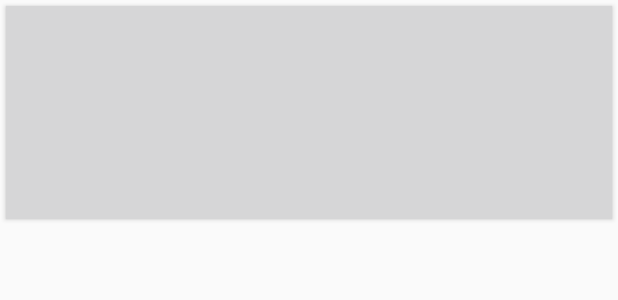
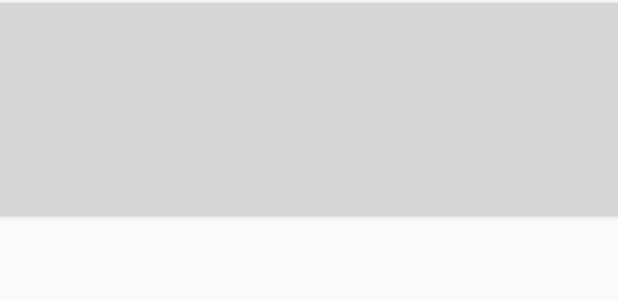
Before and after one commit to matteolobello/museo-palazzo-venezia, an Android app: the layout item_painting_rv.xml on its own in the app's theme, with its tools: preview values and no code run, on a phone screen of 412 x 824 dp. Shown: the top 300 px of the screen. Run offline under Robolectric (Android 15) with nearby library versions, the phone set to English and light mode, and no system bars.

Commit message:
Improve RecyclerView margins

```diff
--- a/app/src/main/java/com/matteolobello/palazzovenezia/ui/adapter/recyclerview/PaintingsRecyclerViewAdapter.java
+++ b/app/src/main/java/com/matteolobello/palazzovenezia/ui/adapter/recyclerview/PaintingsRecyclerViewAdapter.java
@@ -13,6 +13,7 @@ import com.matteolobello.palazzovenezia.data.asset.AssetImageSetter;
 import com.matteolobello.palazzovenezia.data.bundle.BundleKeys;
 import com.matteolobello.palazzovenezia.data.model.Painting;
 import com.matteolobello.palazzovenezia.ui.activity.PaintingActivity;
+import com.matteolobello.palazzovenezia.util.DpPxUtil;
 
 import java.util.ArrayList;
 
--- a/app/src/main/java/com/matteolobello/palazzovenezia/ui/fragment/home/PaintingsFragment.java
+++ b/app/src/main/java/com/matteolobello/palazzovenezia/ui/fragment/home/PaintingsFragment.java
@@ -13,6 +13,7 @@ import com.matteolobello.palazzovenezia.R;
 import com.matteolobello.palazzovenezia.data.bundle.BundleKeys;
 import com.matteolobello.palazzovenezia.data.model.Painting;
 import com.matteolobello.palazzovenezia.ui.adapter.recyclerview.PaintingsRecyclerViewAdapter;
+import com.matteolobello.palazzovenezia.ui.view.recyclerview.PaintingsRecyclerViewItemDecoration;
 
 import androidx.annotation.NonNull;
 import androidx.annotation.Nullable;
@@ -51,6 +52,7 @@ public class PaintingsFragment extends Fragment {
         mRecyclerView.setLayoutManager(gridLayoutManager);
         mRecyclerView.setAdapter(new PaintingsRecyclerViewAdapter(
                 activity.getIntent().<Painting>getParcelableArrayListExtra(BundleKeys.EXTRA_ALL_PAINTINGS)));
+        mRecyclerView.addItemDecoration(new PaintingsRecyclerViewItemDecoration());
 
         final int titleMarginTop = ((LinearLayout.LayoutParams) mTitleTextView.getLayoutParams()).topMargin;
         mNestedScrollView.getViewTreeObserver().addOnScrollChangedListener(new ViewTreeObserver.OnScrollChangedListener() {
--- a/app/src/main/res/layout/fragment_paintings.xml
+++ b/app/src/main/res/layout/fragment_paintings.xml
@@ -27,8 +27,6 @@
             android:id="@+id/paintings_recycler_view"
             android:layout_width="match_parent"
             android:layout_height="match_parent"
-            android:layout_marginStart="4dp"
-            android:layout_marginEnd="4dp"
             android:clipToPadding="false"
             android:paddingBottom="4dp" />
 
--- a/app/src/main/res/layout/item_painting_rv.xml
+++ b/app/src/main/res/layout/item_painting_rv.xml
@@ -3,10 +3,8 @@
     xmlns:app="http://schemas.android.com/apk/res-auto"
     android:layout_width="match_parent"
     android:layout_height="wrap_content"
-    android:layout_marginStart="4dp"
-    android:layout_marginTop="4dp"
-    android:layout_marginEnd="4dp"
-    android:layout_marginBottom="4dp"
+    android:layout_marginTop="2dp"
+    android:layout_marginBottom="2dp"
     android:foreground="@drawable/selectable_item_background"
     android:orientation="vertical"
     app:cardCornerRadius="0dp"
```
Also changed, not shown: app/src/main/java/com/matteolobello/palazzovenezia/ui/view/recyclerview/PaintingsRecyclerViewItemDecoration.java (added, +28 -0 lines).
